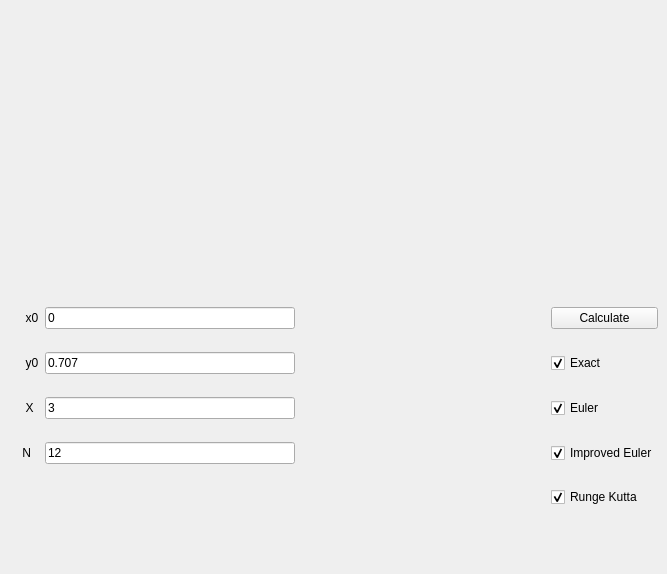
Before: the Qt Designer form mainwindow.ui in naryst/de-assigment, drawn with Qt 5.
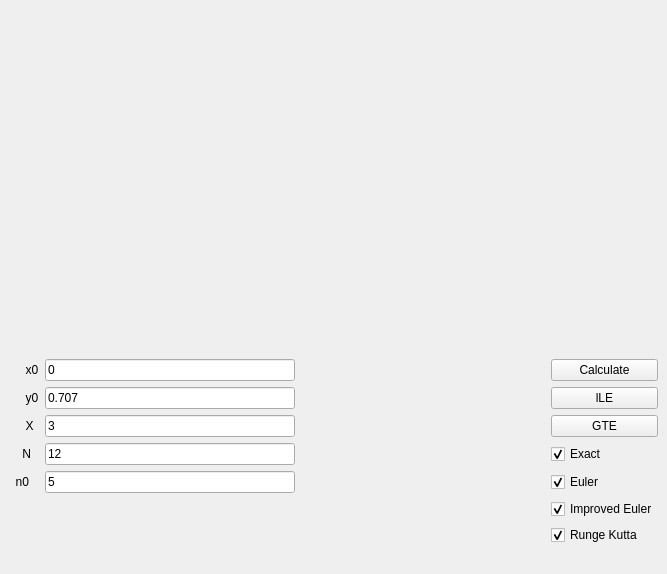
After: the same form once the commit is applied.

```diff
--- a/mainwindow.ui
+++ b/mainwindow.ui
@@ -16,25 +16,111 @@
   <widget class="QWidget" name="centralwidget">
    <layout class="QVBoxLayout" name="verticalLayout">
     <item>
-     <widget class="QWidget" name="widget" native="true"/>
+     <layout class="QHBoxLayout" name="horizontalLayout">
+      <item>
+       <layout class="QVBoxLayout" name="verticalLayout_4">
+        <item>
+         <spacer name="verticalSpacer_2">
+          <property name="orientation">
+           <enum>Qt::Vertical</enum>
+          </property>
+          <property name="sizeHint" stdset="0">
+           <size>
+            <width>20</width>
+            <height>40</height>
+           </size>
+          </property>
+         </spacer>
+        </item>
+       </layout>
+      </item>
+      <item>
+       <layout class="QVBoxLayout" name="widget"/>
+      </item>
+     </layout>
     </item>
     <item>
      <layout class="QGridLayout" name="gridLayout">
+      <item row="2" column="4">
+       <widget class="QPushButton" name="GTE_graph">
+        <property name="text">
+         <string>GTE</string>
+        </property>
+       </widget>
+      </item>
+      <item row="1" column="0">
+       <widget class="QLabel" name="y0">
+        <property name="text">
+         <string>     y0</string>
+        </property>
+       </widget>
+      </item>
       <item row="4" column="0">
+       <widget class="QLabel" name="label">
+        <property name="text">
+         <string>  n0</string>
+        </property>
+       </widget>
+      </item>
+      <item row="3" column="0">
        <widget class="QLabel" name="N">
         <property name="text">
          <string>    N</string>
         </property>
        </widget>
       </item>
-      <item row="2" column="0">
-       <widget class="QLabel" name="y0">
+      <item row="4" column="4">
+       <widget class="QCheckBox" name="EulerShow">
         <property name="text">
-         <string>     y0</string>
+         <string>Euler</string>
+        </property>
+        <property name="checked">
+         <bool>true</bool>
+        </property>
+       </widget>
+      </item>
+      <item row="3" column="4">
+       <widget class="QCheckBox" name="ExactShow">
+        <property name="text">
+         <string>Exact</string>
+        </property>
+        <property name="checked">
+         <bool>true</bool>
+        </property>
+       </widget>
+      </item>
+      <item row="1" column="2">
+       <widget class="QLineEdit" name="y0Data">
+        <property name="text">
+         <string>0.707</string>
+        </property>
+       </widget>
+      </item>
+      <item row="6" column="4">
+       <widget class="QCheckBox" name="RungeKuttaShow">
+        <property name="text">
+         <string>Runge Kutta</string>
+        </property>
+        <property name="checked">
+         <bool>true</bool>
+        </property>
+       </widget>
+      </item>
+      <item row="1" column="4">
+       <widget class="QPushButton" name="LTE_graph">
+        <property name="text">
+         <string>lLE</string>
         </property>
        </widget>
       </item>
       <item row="3" column="2">
+       <widget class="QLineEdit" name="NData">
+        <property name="text">
+         <string>12</string>
+        </property>
+       </widget>
+      </item>
+      <item row="2" column="2">
        <widget class="QLineEdit" name="XData">
         <property name="text">
          <string>3</string>
@@ -48,32 +134,6 @@
         </property>
        </widget>
       </item>
-      <item row="2" column="4">
-       <widget class="QCheckBox" name="ExactShow">
-        <property name="text">
-         <string>Exact</string>
-        </property>
-        <property name="checked">
-         <bool>true</bool>
-        </property>
-       </widget>
-      </item>
-      <item row="6" column="0">
-       <spacer name="verticalSpacer">
-        <property name="orientation">
-         <enum>Qt::Vertical</enum>
-        </property>
-        <property name="sizeType">
-         <enum>QSizePolicy::Preferred</enum>
-        </property>
-        <property name="sizeHint" stdset="0">
-         <size>
-          <width>20</width>
-          <height>40</height>
-         </size>
-        </property>
-       </spacer>
-      </item>
       <item row="0" column="0">
        <widget class="QLabel" name="x0">
         <property name="text">
@@ -81,45 +141,7 @@
         </property>
        </widget>
       </item>
-      <item row="0" column="4">
-       <widget class="QPushButton" name="Sulution_creator">
-        <property name="text">
-         <string>Calculate</string>
-        </property>
-       </widget>
-      </item>
-      <item row="3" column="4">
-       <widget class="QCheckBox" name="EulerShow">
-        <property name="text">
-         <string>Euler</string>
-        </property>
-        <property name="checked">
-         <bool>true</bool>
-        </property>
-       </widget>
-      </item>
-      <item row="3" column="0">
-       <widget class="QLabel" name="X">
-        <property name="text">
-         <string>     X</string>
-        </property>
-       </widget>
-      </item>
-      <item row="4" column="2">
-       <widget class="QLineEdit" name="NData">
-        <property name="text">
-         <string>12</string>
-        </property>
-       </widget>
-      </item>
-      <item row="2" column="2">
-       <widget class="QLineEdit" name="y0Data">
-        <property name="text">
-         <string>0.707</string>
-        </property>
-       </widget>
-      </item>
-      <item row="4" column="4">
+      <item row="5" column="4">
        <widget class="QCheckBox" name="ImprovedEulerShow">
         <property name="text">
          <string>Improved Euler</string>
@@ -129,7 +151,14 @@
         </property>
        </widget>
       </item>
-      <item row="6" column="3">
+      <item row="2" column="0">
+       <widget class="QLabel" name="X">
+        <property name="text">
+         <string>     X</string>
+        </property>
+       </widget>
+      </item>
+      <item row="7" column="3">
        <spacer name="horizontalSpacer">
         <property name="orientation">
          <enum>Qt::Horizontal</enum>
@@ -142,13 +171,17 @@
         </property>
        </spacer>
       </item>
-      <item row="5" column="4">
-       <widget class="QCheckBox" name="RungeKuttaShow">
+      <item row="0" column="4">
+       <widget class="QPushButton" name="Solution_creator">
         <property name="text">
-         <string>Runge Kutta</string>
+         <string>Calculate</string>
         </property>
-        <property name="checked">
-         <bool>true</bool>
+       </widget>
+      </item>
+      <item row="4" column="2">
+       <widget class="QLineEdit" name="n0Data">
+        <property name="text">
+         <string>5</string>
         </property>
        </widget>
       </item>
```
